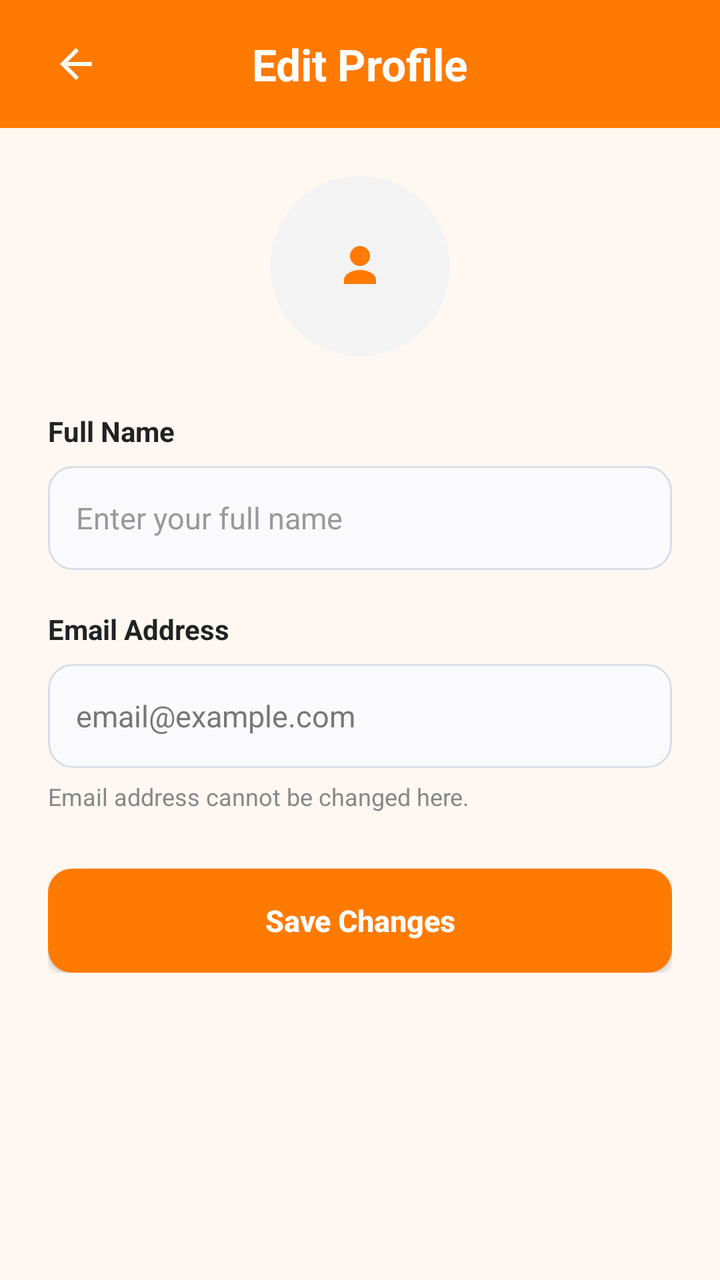
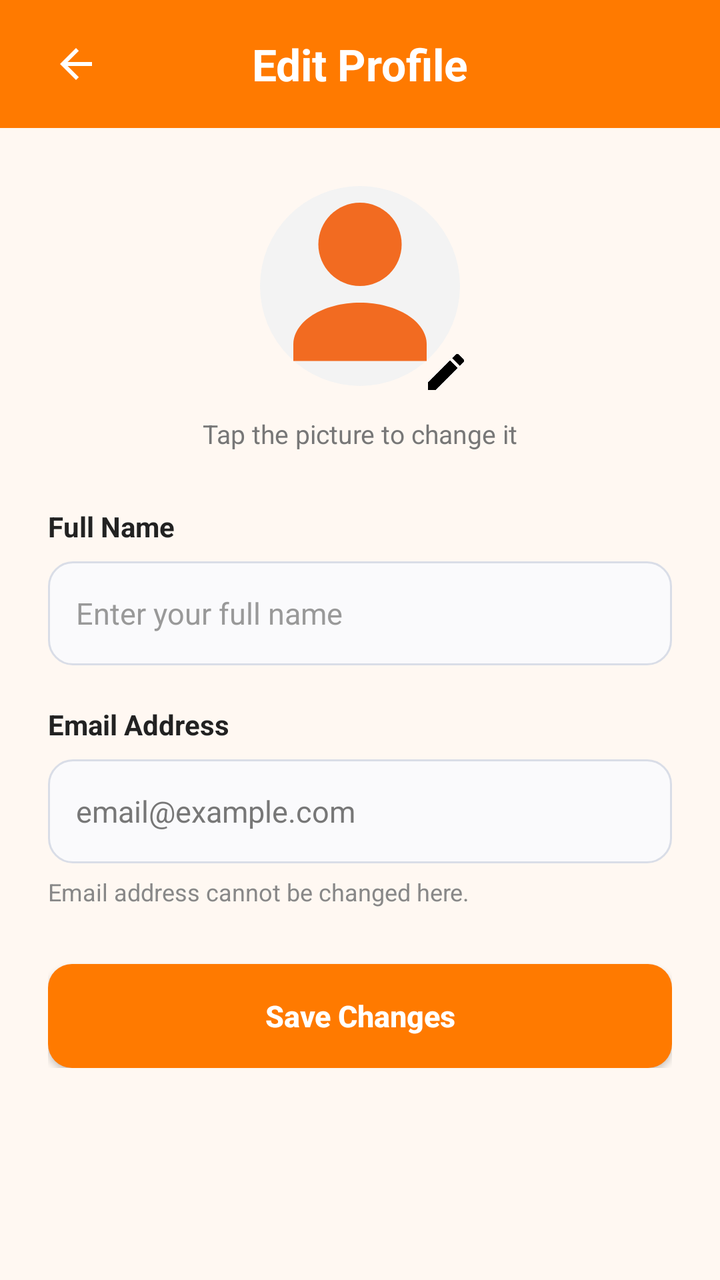

Compare the two renders of this Android layout. The source of the first and the diff that turns it into the second are given below.
<!-- AndroidManifest.xml: application theme Theme.Festive_hub -->
<!-- res/layout/activity_edit_profile.xml -->
<?xml version="1.0" encoding="utf-8"?>
<ScrollView
    xmlns:android="http://schemas.android.com/apk/res/android"
    xmlns:app="http://schemas.android.com/apk/res-auto"
    android:layout_width="match_parent"
    android:layout_height="match_parent"
    android:background="#FFF8F2"
    android:fillViewport="true">

    <LinearLayout
        android:layout_width="match_parent"
        android:layout_height="wrap_content"
        android:orientation="vertical">

        <LinearLayout
            android:layout_width="match_parent"
            android:layout_height="64dp"
            android:orientation="horizontal"
            android:gravity="center_vertical"
            android:paddingStart="16dp"
            android:paddingEnd="16dp"
            android:background="#FF7A00">

            <ImageButton
                android:id="@+id/btnBackEditProfile"
                android:layout_width="44dp"
                android:layout_height="44dp"
                android:background="@android:color/transparent"
                android:src="@drawable/ic_arrow_back"
                android:contentDescription="Back"
                app:tint="@android:color/white" />

            <TextView
                android:layout_width="0dp"
                android:layout_height="wrap_content"
                android:layout_weight="1"
                android:text="Edit Profile"
                android:textColor="@android:color/white"
                android:textSize="22sp"
                android:textStyle="bold"
                android:gravity="center" />

            <View
                android:layout_width="44dp"
                android:layout_height="44dp" />

        </LinearLayout>

        <LinearLayout
            android:layout_width="match_parent"
            android:layout_height="wrap_content"
            android:orientation="vertical"
            android:padding="24dp">

            <ImageButton
                android:layout_width="90dp"
                android:layout_height="90dp"
                android:layout_gravity="center"
                android:background="@drawable/bg_circle_light"
                android:src="@drawable/ic_profile"
                android:contentDescription="Profile"
                android:clickable="false"
                android:focusable="false"
                app:tint="#FF7A00" />

            <TextView
                android:layout_width="wrap_content"
                android:layout_height="wrap_content"
                android:layout_marginTop="28dp"
                android:text="Full Name"
                android:textColor="#222222"
                android:textSize="14sp"
                android:textStyle="bold" />

            <EditText
                android:id="@+id/etEditName"
                android:layout_width="match_parent"
                android:layout_height="52dp"
                android:layout_marginTop="8dp"
                android:background="@drawable/bg_input"
                android:hint="Enter your full name"
                android:inputType="textPersonName"
                android:paddingStart="14dp"
                android:paddingEnd="14dp"
                android:textColor="#222222"
                android:textColorHint="#999999"
                android:textSize="15sp" />

            <TextView
                android:layout_width="wrap_content"
                android:layout_height="wrap_content"
                android:layout_marginTop="20dp"
                android:text="Email Address"
                android:textColor="#222222"
                android:textSize="14sp"
                android:textStyle="bold" />

            <TextView
                android:id="@+id/tvEditEmail"
                android:layout_width="match_parent"
                android:layout_height="52dp"
                android:layout_marginTop="8dp"
                android:background="@drawable/bg_input"
                android:gravity="center_vertical"
                android:paddingStart="14dp"
                android:paddingEnd="14dp"
                android:text="email@example.com"
                android:textColor="#777777"
                android:textSize="15sp" />

            <TextView
                android:layout_width="match_parent"
                android:layout_height="wrap_content"
                android:layout_marginTop="6dp"
                android:text="Email address cannot be changed here."
                android:textColor="#888888"
                android:textSize="12sp" />

            <Button
                android:id="@+id/btnSaveProfile"
                android:layout_width="match_parent"
                android:layout_height="52dp"
                android:layout_marginTop="28dp"
                android:background="@drawable/bg_primary_button"
                android:backgroundTint="#FF7A00"
                android:text="Save Changes"
                android:textAllCaps="false"
                android:textColor="@android:color/white"
                android:textSize="15sp"
                android:textStyle="bold" />

        </LinearLayout>

    </LinearLayout>

</ScrollView>
<!-- resources referenced by this layout -->
<resources>
  <!-- drawable bg_circle_light (drawable) -->
  <?xml version="1.0" encoding="utf-8"?>
  <shape xmlns:android="http://schemas.android.com/apk/res/android"
      android:shape="oval">
  
      <solid android:color="#F3F3F3"/>
  
  </shape>
  <!-- drawable bg_input (drawable) -->
  <?xml version="1.0" encoding="utf-8"?>
  <shape xmlns:android="http://schemas.android.com/apk/res/android"
      android:shape="rectangle">
  
      <solid android:color="#FAFAFC" />
  
      <stroke
          android:width="1dp"
          android:color="#D9DDE7" />
  
      <corners android:radius="12dp" />
  
      <padding
          android:left="16dp"
          android:right="16dp" />
  
  </shape>
  <!-- drawable bg_primary_button (drawable) -->
  <?xml version="1.0" encoding="utf-8"?>
  <selector xmlns:android="http://schemas.android.com/apk/res/android">
  
      <item android:state_pressed="true">
          <shape android:shape="rectangle">
              <solid android:color="#333333"/>
              <corners android:radius="12dp"/>
          </shape>
      </item>
  
      <item>
          <shape android:shape="rectangle">
              <solid android:color="#000000"/>
              <corners android:radius="12dp"/>
          </shape>
      </item>
  
  </selector>
  <!-- drawable ic_arrow_back (drawable) -->
  <vector xmlns:android="http://schemas.android.com/apk/res/android" android:autoMirrored="true" android:height="24dp" android:tint="#000000" android:viewportHeight="24" android:viewportWidth="24" android:width="24dp">
        
      <path android:fillColor="@android:color/white" android:pathData="M20,11H7.83l5.59,-5.59L12,4l-8,8 8,8 1.41,-1.41L7.83,13H20v-2z"/>
      
  </vector>
  <!-- drawable ic_profile (drawable) -->
  <?xml version="1.0" encoding="utf-8"?>
  <vector xmlns:android="http://schemas.android.com/apk/res/android"
      android:width="24dp"
      android:height="24dp"
      android:viewportWidth="24"
      android:viewportHeight="24">
  
      <path
          android:fillColor="#F26B21"
          android:pathData="M12,12c2.76,0 5,-2.24 5,-5s-2.24,-5 -5,-5 -5,2.24 -5,5 2.24,5 5,5z" />
  
      <path
          android:fillColor="#F26B21"
          android:pathData="M12,14c-4.42,0 -8,2.24 -8,5v2h16v-2c0,-2.76 -3.58,-5 -8,-5z" />
  
  </vector>
  <style name="Theme.Festive_hub" parent="Base.Theme.Festive_hub" />
  <style name="Base.Theme.Festive_hub" parent="Theme.Material3.DayNight.NoActionBar">
          
          
      </style>
</resources>

<!-- the commit's change to res/layout/activity_edit_profile.xml (unified diff, before → after) -->
@@ -11,6 +11,8 @@
         android:layout_width="match_parent"
         android:layout_height="wrap_content"
         android:orientation="vertical">
+
+        
 
         <LinearLayout
             android:layout_width="match_parent"
@@ -46,22 +48,56 @@
 
         </LinearLayout>
 
+        
+
         <LinearLayout
             android:layout_width="match_parent"
             android:layout_height="wrap_content"
             android:orientation="vertical"
             android:padding="24dp">
 
-            <ImageButton
-                android:layout_width="90dp"
-                android:layout_height="90dp"
-                android:layout_gravity="center"
-                android:background="@drawable/bg_circle_light"
-                android:src="@drawable/ic_profile"
-                android:contentDescription="Profile"
-                android:clickable="false"
-                android:focusable="false"
-                app:tint="#FF7A00" />
+            
+
+            <FrameLayout
+                android:layout_width="110dp"
+                android:layout_height="110dp"
+                android:layout_gravity="center">
+
+                <ImageView
+                    android:id="@+id/ivEditProfile"
+                    android:layout_width="100dp"
+                    android:layout_height="100dp"
+                    android:layout_gravity="center"
+                    android:background="@drawable/bg_circle_light"
+                    android:src="@drawable/ic_profile"
+                    android:scaleType="centerCrop"
+                    android:contentDescription="Profile picture" />
+
+                
+
+                <ImageView
+                    android:id="@+id/ivEditPencil"
+                    android:layout_width="24dp"
+                    android:layout_height="24dp"
+                    android:layout_gravity="bottom|end"
+                    android:src="@drawable/ic_edit"
+                    android:background="@android:color/transparent"
+                    android:padding="0dp"
+                    android:contentDescription="Change profile picture"
+                    app:tint="@android:color/black" />
+
+            </FrameLayout>
+
+            <TextView
+                android:layout_width="match_parent"
+                android:layout_height="wrap_content"
+                android:layout_marginTop="10dp"
+                android:text="Tap the picture to change it"
+                android:textColor="#777777"
+                android:textSize="13sp"
+                android:gravity="center" />
+
+            
 
             <TextView
                 android:layout_width="wrap_content"
@@ -85,6 +121,8 @@
                 android:textColor="#222222"
                 android:textColorHint="#999999"
                 android:textSize="15sp" />
+
+            
 
             <TextView
                 android:layout_width="wrap_content"
@@ -116,6 +154,8 @@
                 android:textColor="#888888"
                 android:textSize="12sp" />
 
+            
+
             <Button
                 android:id="@+id/btnSaveProfile"
                 android:layout_width="match_parent"
<!-- resource entries referenced after the edit -->
@@ -51,6 +51,20 @@
       <path android:fillColor="@android:color/white" android:pathData="M20,11H7.83l5.59,-5.59L12,4l-8,8 8,8 1.41,-1.41L7.83,13H20v-2z"/>
       
   </vector>
+  <!-- drawable ic_edit (drawable) -->
+  <?xml version="1.0" encoding="utf-8"?>
+  <vector
+      xmlns:android="http://schemas.android.com/apk/res/android"
+      android:width="24dp"
+      android:height="24dp"
+      android:viewportWidth="24"
+      android:viewportHeight="24">
+  
+      <path
+          android:fillColor="#000000"
+          android:pathData="M3,17.25V21h3.75L17.81,9.94l-3.75,-3.75L3,17.25zM20.71,7.04c0.39,-0.39 0.39,-1.02 0,-1.41l-2.34,-2.34a0.9959,0.9959 0,0 0,-1.41 0l-1.83,1.83 3.75,3.75 1.83,-1.83z" />
+  
+  </vector>
   <!-- drawable ic_profile (drawable) -->
   <?xml version="1.0" encoding="utf-8"?>
   <vector xmlns:android="http://schemas.android.com/apk/res/android"
